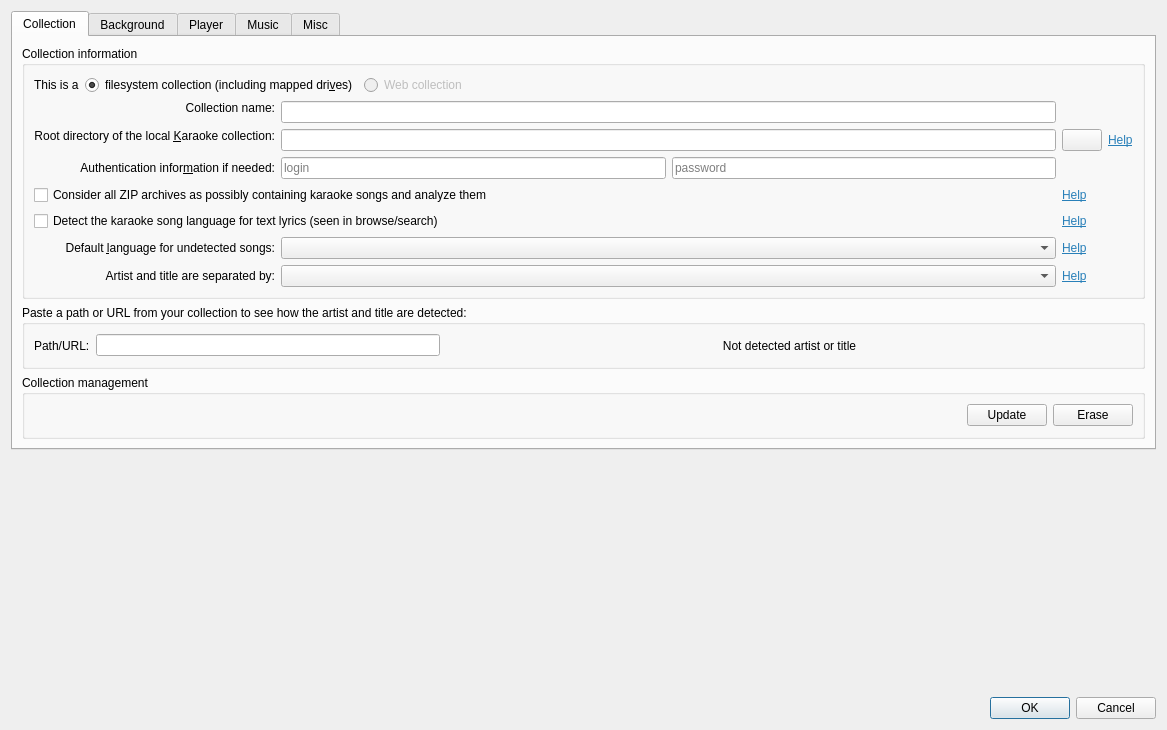
First picture: the form in src/settingsdialog.ui, repository gyunaev/spivak, before the edit.
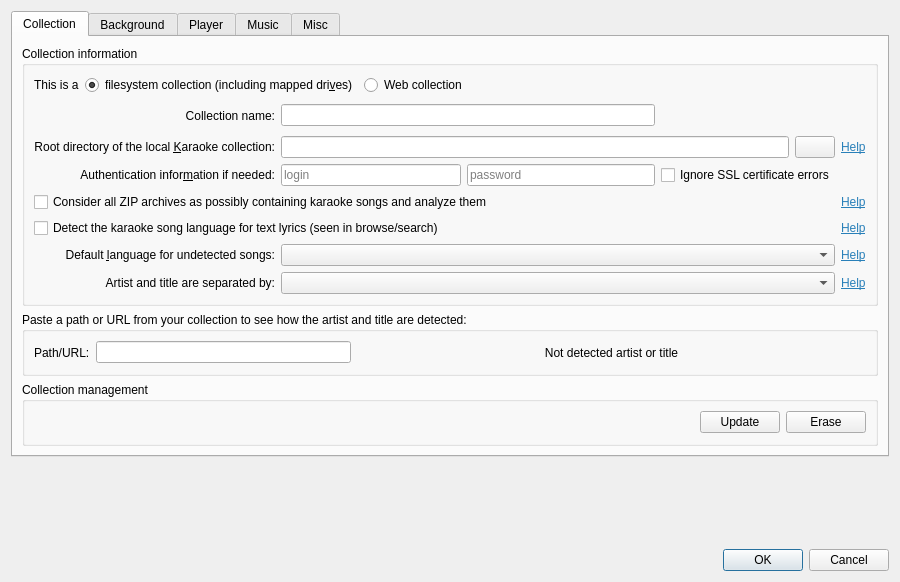
Second picture: the form after the edit. Icons and pictures are not drawn. Custom widgets are drawn as their Qt base class.

Commit message: HTTP collection now works (in perfect condition only currently)

Patch:
```diff
--- a/src/settingsdialog.ui
+++ b/src/settingsdialog.ui
@@ -9,8 +9,8 @@
    <rect>
     <x>0</x>
     <y>0</y>
-    <width>1167</width>
-    <height>730</height>
+    <width>900</width>
+    <height>582</height>
    </rect>
   </property>
   <property name="windowTitle">
@@ -61,7 +61,7 @@
             <item>
              <widget class="QRadioButton" name="boxCollectionTypeHTTP">
               <property name="enabled">
-               <bool>false</bool>
+               <bool>true</bool>
               </property>
               <property name="text">
                <string>Web collection</string>
@@ -96,20 +96,7 @@
             </property>
            </widget>
           </item>
-          <item row="1" column="1" rowspan="2" colspan="2">
-           <widget class="QLineEdit" name="leCollectionName">
-            <property name="sizePolicy">
-             <sizepolicy hsizetype="Expanding" vsizetype="Fixed">
-              <horstretch>1</horstretch>
-              <verstretch>0</verstretch>
-             </sizepolicy>
-            </property>
-            <property name="whatsThis">
-             <string>&lt;html&gt;&lt;head/&gt;&lt;body&gt;&lt;p&gt;A name for your collection&lt;/p&gt;&lt;/body&gt;&lt;/html&gt;</string>
-            </property>
-           </widget>
-          </item>
-          <item row="2" column="0" rowspan="2">
+          <item row="2" column="0">
            <widget class="QLabel" name="lblRootDir">
             <property name="text">
              <string>Root directory of the local &amp;Karaoke collection:</string>
@@ -122,7 +109,7 @@
             </property>
            </widget>
           </item>
-          <item row="3" column="1" colspan="2">
+          <item row="2" column="1" colspan="4">
            <widget class="QLineEdit" name="leCollectionPath">
             <property name="sizePolicy">
              <sizepolicy hsizetype="Expanding" vsizetype="Fixed">
@@ -135,7 +122,7 @@
             </property>
            </widget>
           </item>
-          <item row="3" column="3">
+          <item row="2" column="5">
            <widget class="QPushButton" name="btnBrowseCollection">
             <property name="text">
              <string/>
@@ -146,7 +133,7 @@
             </property>
            </widget>
           </item>
-          <item row="3" column="4">
+          <item row="2" column="6">
            <widget class="LabelShowHelp" name="label_25">
             <property name="text">
              <string>&lt;html&gt;&lt;head/&gt;&lt;body&gt;&lt;p&gt;&lt;a href=&quot;background&quot;&gt;&lt;span style=&quot; text-decoration: underline; color:#2980b9;&quot;&gt;Help&lt;/span&gt;&lt;/a&gt;&lt;/p&gt;&lt;/body&gt;&lt;/html&gt;</string>
@@ -156,7 +143,7 @@
             </property>
            </widget>
           </item>
-          <item row="4" column="0">
+          <item row="3" column="0">
            <widget class="QLabel" name="lblHTTPauth">
             <property name="text">
              <string>Authentication infor&amp;mation if needed:</string>
@@ -169,14 +156,14 @@
             </property>
            </widget>
           </item>
-          <item row="4" column="1">
+          <item row="3" column="1">
            <widget class="QLineEdit" name="leHTTPuser">
             <property name="placeholderText">
              <string>login</string>
             </property>
            </widget>
           </item>
-          <item row="4" column="2">
+          <item row="3" column="2" colspan="2">
            <widget class="QLineEdit" name="leHTTPpass">
             <property name="echoMode">
              <enum>QLineEdit::Password</enum>
@@ -186,27 +173,27 @@
             </property>
            </widget>
           </item>
-          <item row="5" column="0" colspan="3">
-           <widget class="QCheckBox" name="boxColelctionZIP">
-            <property name="whatsThis">
-             <string>&lt;html&gt;&lt;head/&gt;&lt;body&gt;&lt;p&gt;If you have Karaoke songs which are stored in ZIP archives (typical example would be MP3+G, where an MP3 and associated CD+G file with the same file name are stored in a single ZIP archive), please check this checkbox. This will ensure ZIP files are analyzed during the database scan, and those songs would be available during the search.&lt;/p&gt;&lt;p&gt;However if you do not have any ZIP archives containing Karaoke songs, you can uncheck this box and all ZIP archives would be ignored.&lt;/p&gt;&lt;/body&gt;&lt;/html&gt;</string>
-            </property>
+          <item row="4" column="6">
+           <widget class="LabelShowHelp" name="label_26">
             <property name="text">
-             <string>Consider all ZIP archives as possibly containing karaoke songs and analyze them</string>
+             <string>&lt;html&gt;&lt;head/&gt;&lt;body&gt;&lt;p&gt;&lt;a href=&quot;background&quot;&gt;&lt;span style=&quot; text-decoration: underline; color:#2980b9;&quot;&gt;Help&lt;/span&gt;&lt;/a&gt;&lt;/p&gt;&lt;/body&gt;&lt;/html&gt;</string>
             </property>
+            <property name="buddy">
+             <cstring>boxColelctionZIP</cstring>
+            </property>
            </widget>
           </item>
-          <item row="6" column="0" colspan="3">
-           <widget class="QCheckBox" name="boxCollectionDetectLang">
-            <property name="whatsThis">
-             <string>&lt;html&gt;&lt;head/&gt;&lt;body&gt;&lt;p&gt;The scanner is able to detect the language the Karaoke &lt;span style=&quot; font-weight:600;&quot;&gt;text&lt;/span&gt; lyrics are written into, and store it in the database during the scan. This information will be available during search and browsing, and allows users to look directly for songs in a specific language, for example Chinese, Russian or Italian. This will slow down the scan roughly by 10%.&lt;/p&gt;&lt;p&gt;&lt;span style=&quot; font-weight:600;&quot;&gt;This option only works with text lyrics&lt;/span&gt;, and does not work with non-text Karaoke files such as video or CD+G (and the language scanner is not invoked on them). Currenly supported text lyrics formats are KAR, Karafun, LRC and UltraStar.&lt;/p&gt;&lt;p&gt;&lt;span style=&quot; font-style:italic;&quot;&gt;Please note this option controls language detection, and not lyrics encoding detection, which is detected separately and automatically.&lt;/span&gt;&lt;/p&gt;&lt;/body&gt;&lt;/html&gt;</string>
-            </property>
+          <item row="5" column="6">
+           <widget class="LabelShowHelp" name="lblFSdetectLang">
             <property name="text">
-             <string>Detect the karaoke song language for text lyrics (seen in browse/search)</string>
+             <string>&lt;html&gt;&lt;head/&gt;&lt;body&gt;&lt;p&gt;&lt;a href=&quot;background&quot;&gt;&lt;span style=&quot; text-decoration: underline; color:#2980b9;&quot;&gt;Help&lt;/span&gt;&lt;/a&gt;&lt;/p&gt;&lt;/body&gt;&lt;/html&gt;</string>
             </property>
+            <property name="buddy">
+             <cstring>boxCollectionDetectLang</cstring>
+            </property>
            </widget>
           </item>
-          <item row="7" column="0">
+          <item row="6" column="0">
            <widget class="QLabel" name="lblCollectionLanguage">
             <property name="text">
              <string>Default &amp;language for undetected songs:</string>
@@ -219,7 +206,17 @@
             </property>
            </widget>
           </item>
-          <item row="8" column="0">
+          <item row="6" column="6">
+           <widget class="LabelShowHelp" name="label_28">
+            <property name="text">
+             <string>&lt;html&gt;&lt;head/&gt;&lt;body&gt;&lt;p&gt;&lt;a href=&quot;background&quot;&gt;&lt;span style=&quot; text-decoration: underline; color:#2980b9;&quot;&gt;Help&lt;/span&gt;&lt;/a&gt;&lt;/p&gt;&lt;/body&gt;&lt;/html&gt;</string>
+            </property>
+            <property name="buddy">
+             <cstring>boxCollectionLanguage</cstring>
+            </property>
+           </widget>
+          </item>
+          <item row="7" column="0">
            <widget class="QLabel" name="label_14">
             <property name="text">
              <string>Artist and title are separated by:</string>
@@ -229,57 +226,80 @@
             </property>
            </widget>
           </item>
-          <item row="7" column="1" colspan="2">
+          <item row="7" column="6">
+           <widget class="LabelShowHelp" name="label_32">
+            <property name="text">
+             <string>&lt;html&gt;&lt;head/&gt;&lt;body&gt;&lt;p&gt;&lt;a href=&quot;background&quot;&gt;&lt;span style=&quot; text-decoration: underline; color:#2980b9;&quot;&gt;Help&lt;/span&gt;&lt;/a&gt;&lt;/p&gt;&lt;/body&gt;&lt;/html&gt;</string>
+            </property>
+            <property name="buddy">
+             <cstring>boxCollectionSeparator</cstring>
+            </property>
+           </widget>
+          </item>
+          <item row="6" column="1" colspan="5">
            <widget class="QComboBox" name="boxCollectionLanguage">
             <property name="whatsThis">
              <string>&lt;html&gt;&lt;head/&gt;&lt;body&gt;&lt;p&gt;Sets the language for either all the songs (if detection is disabled), or only for the songs which language is not detected. If you know your collection only contains the songs in certain language, you can set this option and disable the language detection to speed up the scan.&lt;/p&gt;&lt;/body&gt;&lt;/html&gt;</string>
             </property>
            </widget>
           </item>
-          <item row="8" column="1" colspan="2">
+          <item row="7" column="1" colspan="5">
            <widget class="QComboBox" name="boxCollectionSeparator">
             <property name="whatsThis">
              <string>&lt;html&gt;&lt;head/&gt;&lt;body&gt;&lt;p&gt;This option is used for detecting the &lt;span style=&quot; font-weight:600;&quot;&gt;Artist &lt;/span&gt;(Singer, Performer) and &lt;span style=&quot; font-weight:600;&quot;&gt;Title &lt;/span&gt;(Song name) of a Karaoke song. While this information could be sometime obtained from the Karaoke song itself, this information may be not reliable, and is often not available at all (for example for CD+G files). Therefore the only reliable way is to use the file and folder names.&lt;/p&gt;&lt;p&gt;The &amp;quot;A-HA/Take on me&amp;quot; option means the Artist is the folder name. In this case the scanner assumes this folder only contains the songs for this particular artist. The file name of each song in this case is a song title.&lt;/p&gt;&lt;p&gt;The &amp;quot;A-HA - Take on me&amp;quot; option means the information about the Artist and Title is stored in the file name itself. In this case the scanner separates them by a combination of space-dash-space and assumes the left part is artist, and the right part is title. Using a space-dash-space instead of just a dash is important, as using only a dash in the case above would result in the artist name &amp;quot;A&amp;quot; and song title &amp;quot;HA - Take on me&amp;quot;, which would be incorrect.&lt;/p&gt;&lt;/body&gt;&lt;/html&gt;</string>
             </property>
            </widget>
           </item>
-          <item row="5" column="3" colspan="2">
-           <widget class="LabelShowHelp" name="label_26">
+          <item row="5" column="0" colspan="4">
+           <widget class="QCheckBox" name="boxCollectionDetectLang">
+            <property name="whatsThis">
+             <string>&lt;html&gt;&lt;head/&gt;&lt;body&gt;&lt;p&gt;The scanner is able to detect the language the Karaoke &lt;span style=&quot; font-weight:600;&quot;&gt;text&lt;/span&gt; lyrics are written into, and store it in the database during the scan. This information will be available during search and browsing, and allows users to look directly for songs in a specific language, for example Chinese, Russian or Italian. This will slow down the scan roughly by 10%.&lt;/p&gt;&lt;p&gt;&lt;span style=&quot; font-weight:600;&quot;&gt;This option only works with text lyrics&lt;/span&gt;, and does not work with non-text Karaoke files such as video or CD+G (and the language scanner is not invoked on them). Currenly supported text lyrics formats are KAR, Karafun, LRC and UltraStar.&lt;/p&gt;&lt;p&gt;&lt;span style=&quot; font-style:italic;&quot;&gt;Please note this option controls language detection, and not lyrics encoding detection, which is detected separately and automatically.&lt;/span&gt;&lt;/p&gt;&lt;/body&gt;&lt;/html&gt;</string>
+            </property>
             <property name="text">
-             <string>&lt;html&gt;&lt;head/&gt;&lt;body&gt;&lt;p&gt;&lt;a href=&quot;background&quot;&gt;&lt;span style=&quot; text-decoration: underline; color:#2980b9;&quot;&gt;Help&lt;/span&gt;&lt;/a&gt;&lt;/p&gt;&lt;/body&gt;&lt;/html&gt;</string>
+             <string>Detect the karaoke song language for text lyrics (seen in browse/search)</string>
             </property>
-            <property name="buddy">
-             <cstring>boxColelctionZIP</cstring>
-            </property>
            </widget>
           </item>
-          <item row="6" column="3" colspan="2">
-           <widget class="LabelShowHelp" name="lblFSdetectLang">
-            <property name="text">
-             <string>&lt;html&gt;&lt;head/&gt;&lt;body&gt;&lt;p&gt;&lt;a href=&quot;background&quot;&gt;&lt;span style=&quot; text-decoration: underline; color:#2980b9;&quot;&gt;Help&lt;/span&gt;&lt;/a&gt;&lt;/p&gt;&lt;/body&gt;&lt;/html&gt;</string>
+          <item row="1" column="4" colspan="2">
+           <spacer name="horizontalSpacer_2">
+            <property name="orientation">
+             <enum>Qt::Horizontal</enum>
             </property>
-            <property name="buddy">
-             <cstring>boxCollectionDetectLang</cstring>
+            <property name="sizeHint" stdset="0">
+             <size>
+              <width>195</width>
+              <height>29</height>
+             </size>
             </property>
-           </widget>
+           </spacer>
           </item>
-          <item row="7" column="3" colspan="2">
-           <widget class="LabelShowHelp" name="label_28">
-            <property name="text">
-             <string>&lt;html&gt;&lt;head/&gt;&lt;body&gt;&lt;p&gt;&lt;a href=&quot;background&quot;&gt;&lt;span style=&quot; text-decoration: underline; color:#2980b9;&quot;&gt;Help&lt;/span&gt;&lt;/a&gt;&lt;/p&gt;&lt;/body&gt;&lt;/html&gt;</string>
+          <item row="1" column="1" colspan="3">
+           <widget class="QLineEdit" name="leCollectionName">
+            <property name="sizePolicy">
+             <sizepolicy hsizetype="Expanding" vsizetype="Fixed">
+              <horstretch>1</horstretch>
+              <verstretch>0</verstretch>
+             </sizepolicy>
             </property>
-            <property name="buddy">
-             <cstring>boxCollectionLanguage</cstring>
+            <property name="whatsThis">
+             <string>&lt;html&gt;&lt;head/&gt;&lt;body&gt;&lt;p&gt;A name for your collection&lt;/p&gt;&lt;/body&gt;&lt;/html&gt;</string>
             </property>
            </widget>
           </item>
-          <item row="8" column="3" colspan="2">
-           <widget class="LabelShowHelp" name="label_32">
+          <item row="4" column="0" colspan="5">
+           <widget class="QCheckBox" name="boxColelctionZIP">
+            <property name="whatsThis">
+             <string>&lt;html&gt;&lt;head/&gt;&lt;body&gt;&lt;p&gt;If you have Karaoke songs which are stored in ZIP archives (typical example would be MP3+G, where an MP3 and associated CD+G file with the same file name are stored in a single ZIP archive), please check this checkbox. This will ensure ZIP files are analyzed during the database scan, and those songs would be available during the search.&lt;/p&gt;&lt;p&gt;However if you do not have any ZIP archives containing Karaoke songs, you can uncheck this box and all ZIP archives would be ignored.&lt;/p&gt;&lt;/body&gt;&lt;/html&gt;</string>
+            </property>
             <property name="text">
-             <string>&lt;html&gt;&lt;head/&gt;&lt;body&gt;&lt;p&gt;&lt;a href=&quot;background&quot;&gt;&lt;span style=&quot; text-decoration: underline; color:#2980b9;&quot;&gt;Help&lt;/span&gt;&lt;/a&gt;&lt;/p&gt;&lt;/body&gt;&lt;/html&gt;</string>
+             <string>Consider all ZIP archives as possibly containing karaoke songs and analyze them</string>
             </property>
-            <property name="buddy">
-             <cstring>boxCollectionSeparator</cstring>
+           </widget>
+          </item>
+          <item row="3" column="4" colspan="2">
+           <widget class="QCheckBox" name="boxIgnoreSSLerrors">
+            <property name="text">
+             <string>Ignore SSL certificate errors</string>
             </property>
            </widget>
           </item>
```
The commit also changes 23 other files.
